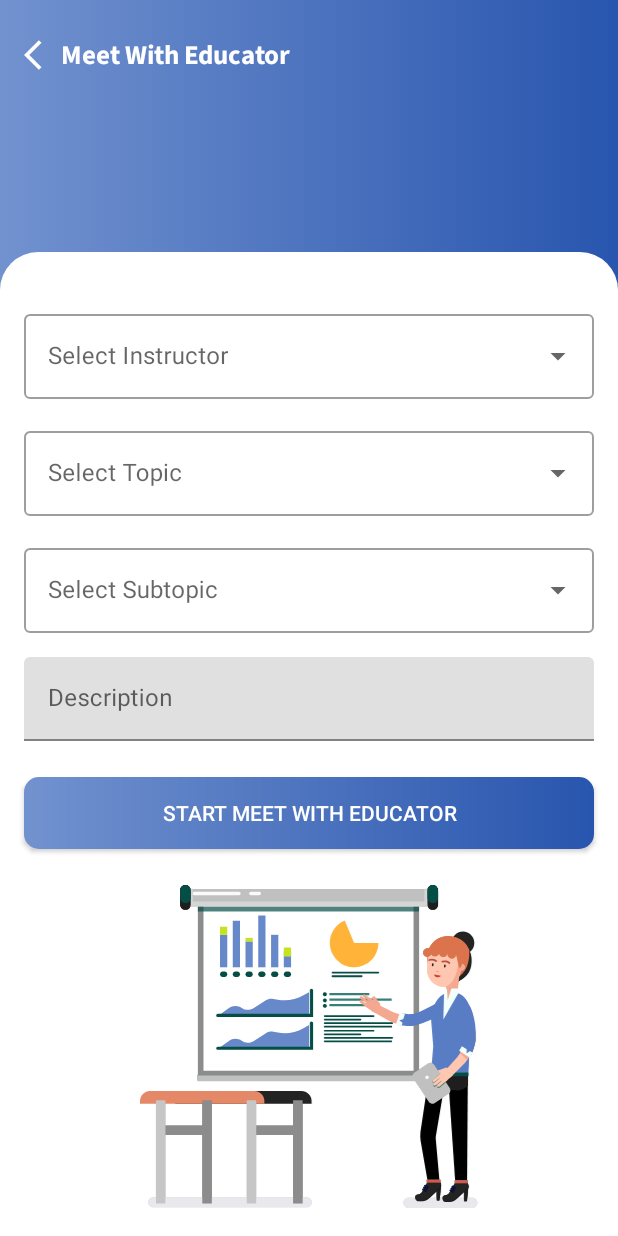
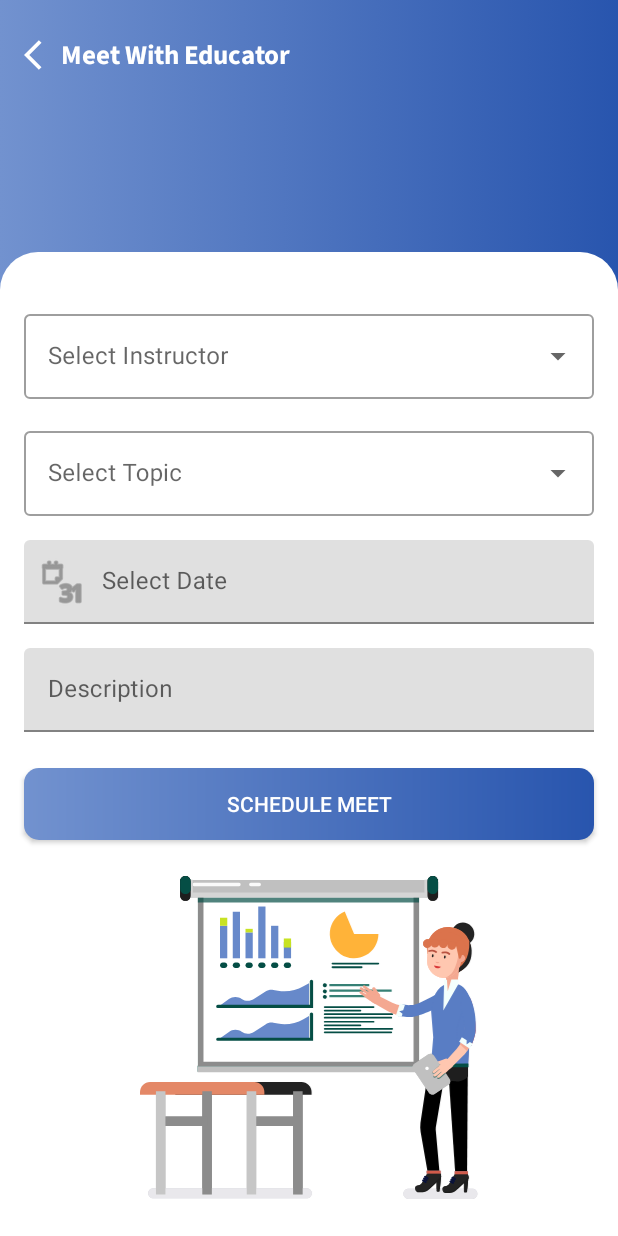
Before and after one commit to Chandra-Mauli-Sharma/coeus, an Android app: the MeetFragment screen opened through its navigation route, on a phone screen of 412 x 824 dp. Run offline under Robolectric (Android 15) with nearby library versions, the phone set to English and light mode, and no system bars; our stand-ins replace Room's generated code, RxJava.

Commit message:
fix:added datepicker to schedule meet

```diff
--- a/app/src/main/java/com/example/coeus/MeetFragment.kt
+++ b/app/src/main/java/com/example/coeus/MeetFragment.kt
@@ -9,6 +9,9 @@ import android.widget.ArrayAdapter
 import android.widget.AutoCompleteTextView
 import android.widget.TextView
 import androidx.navigation.findNavController
+import com.google.android.material.textfield.TextInputLayout
+import com.google.android.material.datepicker.MaterialDatePicker
+import com.google.android.material.textfield.TextInputEditText
 
 
 class MeetFragment : Fragment() {
@@ -19,13 +22,25 @@ class MeetFragment : Fragment() {
         val view = inflater.inflate(R.layout.fragment_meet, container, false)
         val teacher = listOf<String>("Option 1", "Option2", "Option 3")
         val topic = listOf<String>("Option 1", "Option2", "Option 3")
-        val subtopic = listOf<String>("Option 1", "Option2", "Option 3")
+//        val subtopic = listOf<String>("Option 1", "Option2", "Option 3")
         val adapter = ArrayAdapter(view.context, R.layout.dropdown_item, teacher)
         val topicAdapter = ArrayAdapter(view.context, R.layout.dropdown_item, topic)
-        val subtopicAdapter = ArrayAdapter(view.context, R.layout.dropdown_item, subtopic)
+//        val subtopicAdapter = ArrayAdapter(view.context, R.layout.dropdown_item, subtopic)
         view.findViewById<AutoCompleteTextView>(R.id.dropDownInstructor).setAdapter(adapter)
         view.findViewById<AutoCompleteTextView>(R.id.dropDownTopic).setAdapter(topicAdapter)
-        view.findViewById<AutoCompleteTextView>(R.id.dropDownSubtopic).setAdapter(subtopicAdapter)
+//        view.findViewById<AutoCompleteTextView>(R.id.dropDownSubtopic).setAdapter(subtopicAdapter)
+
+        val materialDateBuilder: MaterialDatePicker.Builder<*> =
+            MaterialDatePicker.Builder.datePicker()
+        materialDateBuilder.setTitleText("SELECT A DATE");
+        val materialDatePicker = materialDateBuilder.build();
+        view.findViewById<TextInputEditText>(R.id.dropDownSubtopic).setOnClickListener {
+            materialDatePicker.show(this.parentFragmentManager, "MATERIAL_DATE_PICKER");
+        }
+        materialDatePicker.addOnPositiveButtonClickListener {
+            view.findViewById<TextInputEditText>(R.id.dropDownSubtopic).setText(materialDatePicker.headerText)
+        }
+
         view.findViewById<TextView>(R.id.MeetText).setOnClickListener{
             view.findNavController().navigate(R.id.action_meetFragment_to_homePageFragment)
         }
--- a/app/src/main/res/layout/fragment_meet.xml
+++ b/app/src/main/res/layout/fragment_meet.xml
@@ -71,17 +71,18 @@
 
         <com.google.android.material.textfield.TextInputLayout
             android:id="@+id/textInputLayout3"
-            style="@style/Widget.MaterialComponents.TextInputLayout.OutlinedBox.ExposedDropdownMenu"
             android:layout_width="match_parent"
             android:layout_height="wrap_content"
             android:layout_marginHorizontal="16dp"
             android:layout_marginTop="16dp"
-            android:hint="Select Subtopic"
+            android:hint="Select Date"
             app:layout_constraintTop_toBottomOf="@+id/textInputLayout2"
+            app:startIconDrawable="@android:drawable/ic_menu_month"
             tools:layout_editor_absoluteX="16dp">
 
-            <AutoCompleteTextView
+            <com.google.android.material.textfield.TextInputEditText
                 android:id="@+id/dropDownSubtopic"
+                android:focusable="false"
                 android:layout_width="match_parent"
                 android:layout_height="wrap_content" />
         </com.google.android.material.textfield.TextInputLayout>
@@ -110,7 +111,7 @@
             android:layout_marginHorizontal="16dp"
             android:layout_marginTop="24dp"
             android:background="@drawable/round_button"
-            android:text="Start Meet with Educator"
+            android:text="Schedule Meet"
             android:textColor="#FFF"
             app:layout_constraintTop_toBottomOf="@+id/textInputLayout4"
             tools:layout_editor_absoluteX="16dp" />
```
